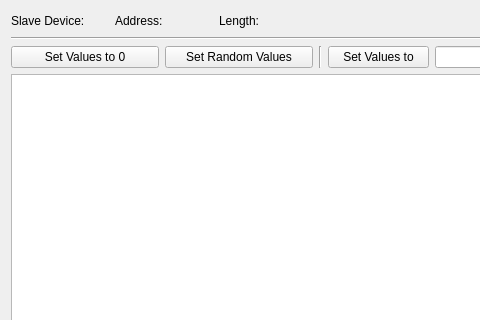
Qt form omodscan/dialogs/dialogforcemultipleregisters.ui (sanny32/OpenModScan) before a commit; both pictures show x 0 to 480 and y 0 to 320 of the 960 by 420 pixel window.
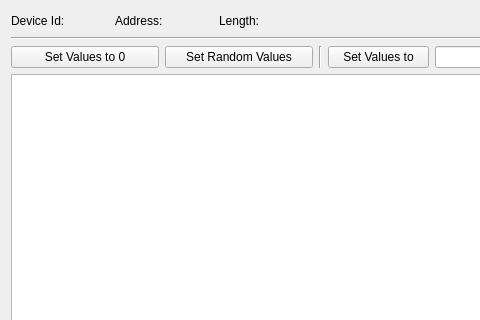
The same form after that commit. Custom widgets are drawn as their Qt base class.

What changed in the file:
```diff
--- a/omodscan/dialogs/dialogforcemultipleregisters.ui
+++ b/omodscan/dialogs/dialogforcemultipleregisters.ui
@@ -53,7 +53,7 @@
        <item>
         <widget class="QLabel" name="labelSlaveDevice">
          <property name="text">
-          <string>Slave Device: </string>
+          <string>Device Id: </string>
          </property>
         </widget>
        </item>
```
